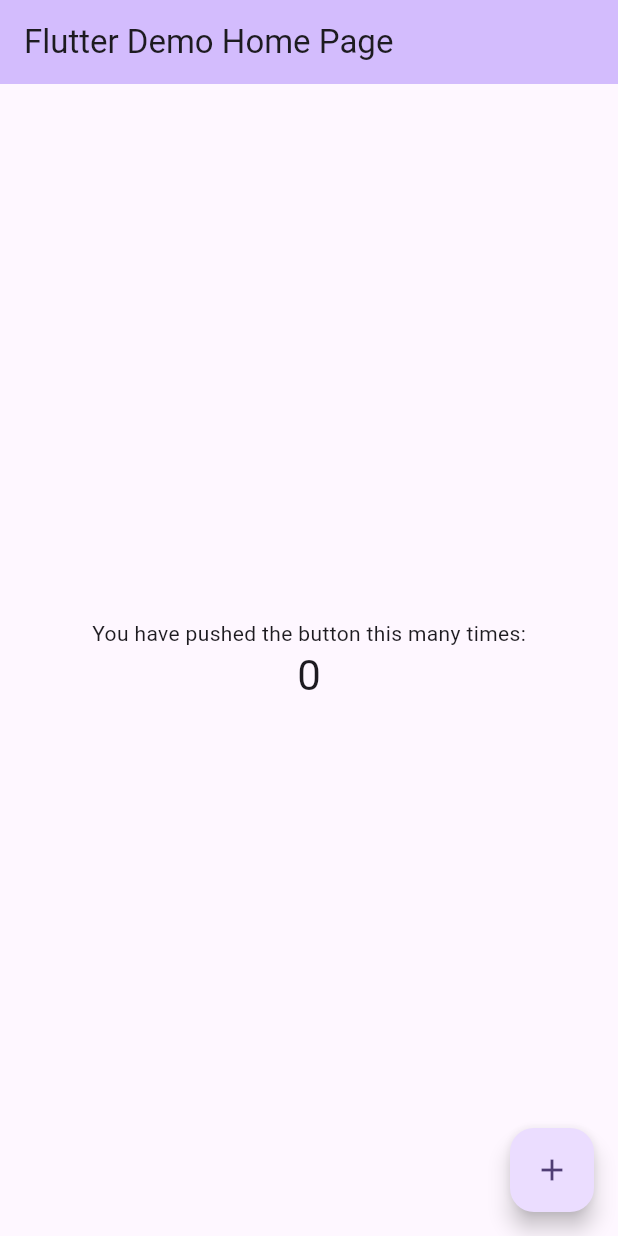
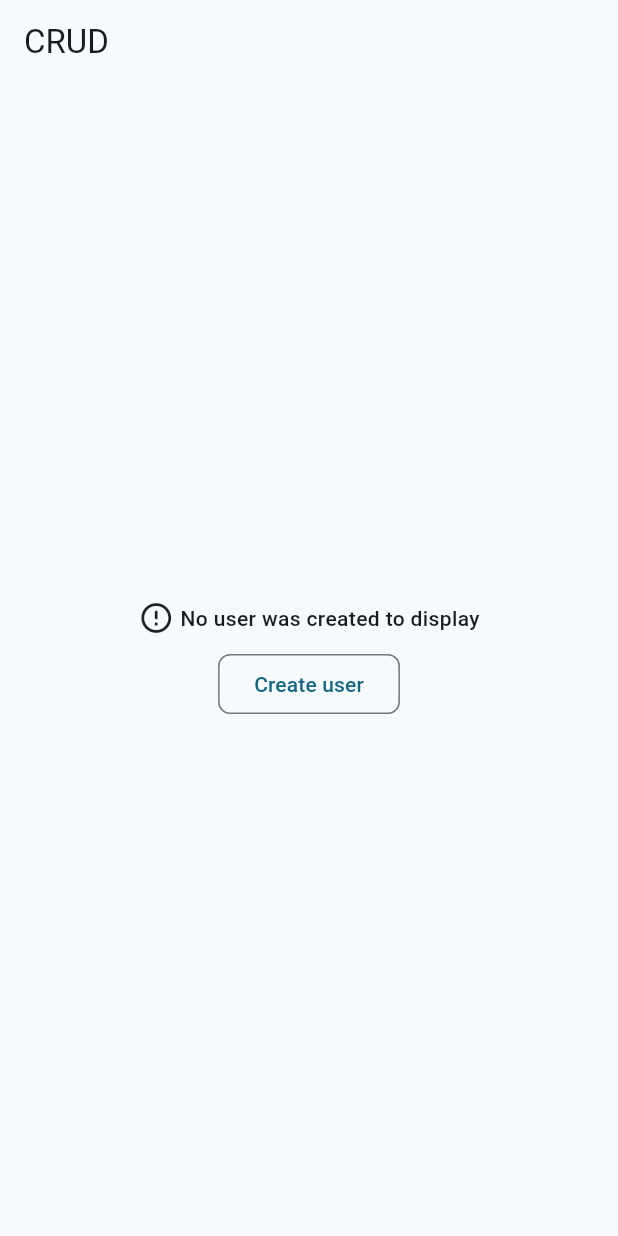
Before and after one commit to 0xAdiyat/TheArchitecture, a Flutter app: the screen it shows after launch, on a phone screen of 412 x 824 dp. Run offline on Flutter 3.47's test engine with Material 3 defaults, Android fonts, the phone set to English and light mode, and no system bars; our stand-ins replace flutter_riverpod.

Commit message:
basic layout created

```diff
--- /dev/null
+++ b/lib/core/presentation/view/user_list_view.dart
@@ -0,0 +1,75 @@
+import 'package:flutter/material.dart';
+import 'package:flutter_riverpod/flutter_riverpod.dart';
+import 'package:the_architecture/core/data/repository/impl/user_repository_Impl.dart';
+import 'package:the_architecture/core/presentation/view/create_user_view.dart';
+import 'package:the_architecture/core/presentation/view/user_details_view.dart';
+
+import '../../data/model/user_model.dart';
+
+final userProvider = Provider<UserModel>((ref) {
+  return UserModel(id: '', username: '', email: '');
+});
+
+class UserListView extends ConsumerWidget {
+  const UserListView({super.key});
+
+  void navigateToCreateUserView(BuildContext context) => Navigator.push(
+      context, MaterialPageRoute(builder: (context) => const CreateUserView()));
+  void navigateToUserDetailsView(BuildContext context) => Navigator.push(
+      context, MaterialPageRoute(builder: (context) => const UserDetailsView()));
+  @override
+  Widget build(BuildContext context, ref) {
+    final users = ref.watch(userRepositoryProvider).getAllUsers();
+    final user = ref.watch(userProvider);
+    return Scaffold(
+      appBar: AppBar(
+        title: const Text("CRUD"),
+      ),
+      body: users.isEmpty
+          ? Center(
+              child: Column(
+                mainAxisAlignment: MainAxisAlignment.center,
+                crossAxisAlignment: CrossAxisAlignment.center,
+                children: [
+                  const Row(
+                    mainAxisAlignment: MainAxisAlignment.center,
+                    children: [
+                      Icon(Icons.error_outline_rounded),
+                      SizedBox(
+                        width: 4,
+                      ),
+                      Text(
+                        "No user was created to display",
+                        style: TextStyle(fontWeight: FontWeight.w500),
+                      ),
+                    ],
+                  ),
+                  const SizedBox(height: 8),
+                  OutlinedButton(
+                    style: OutlinedButton.styleFrom(
+                      shape: RoundedRectangleBorder(
+                        borderRadius: BorderRadius.circular(8),
+                      ),
+                    ),
+                    onPressed: () => navigateToCreateUserView(context),
+                    child: const Text("Create user"),
+                  )
+                ],
+              ),
+            )
+          : ListView.builder(
+              itemCount: users.length,
+              itemBuilder: (context, index) {
+                final user = users[index];
+                return ListTile(
+                  title: Text(user.username),
+                  subtitle: Text(user.email),
+                  onTap: () {
+                    ref.read(userProvider).id = user.id;
+                    navigateToUserDetailsView(context);
+                  },
+                );
+              }),
+    );
+  }
+}
--- a/lib/main.dart
+++ b/lib/main.dart
@@ -1,7 +1,11 @@
 import 'package:flutter/material.dart';
+import 'package:flutter_riverpod/flutter_riverpod.dart';
+import 'package:the_architecture/core/data/repository/impl/user_repository_Impl.dart';
+import 'package:the_architecture/core/presentation/view/user_list_view.dart';
 
 void main() {
-  runApp(const MyApp());
+  runApp(const ProviderScope(child: MyApp()));
+  final userRepository = UserRepositoryImpl();
 }
 
 class MyApp extends StatelessWidget {
@@ -11,115 +15,13 @@
   @override
   Widget build(BuildContext context) {
     return MaterialApp(
+      debugShowCheckedModeBanner: false,
       title: 'Flutter Demo',
       theme: ThemeData(
-        // This is the theme of your application.
-        //
-        // TRY THIS: Try running your application with "flutter run". You'll see
-        // the application has a purple toolbar. Then, without quitting the app,
-        // try changing the seedColor in the colorScheme below to Colors.green
-        // and then invoke "hot reload" (save your changes or press the "hot
-        // reload" button in a Flutter-supported IDE, or press "r" if you used
-        // the command line to start the app).
-        //
-        // Notice that the counter didn't reset back to zero; the application
-        // state is not lost during the reload. To reset the state, use hot
-        // restart instead.
-        //
-        // This works for code too, not just values: Most code changes can be
-        // tested with just a hot reload.
-        colorScheme: ColorScheme.fromSeed(seedColor: Colors.deepPurple),
+        colorScheme: ColorScheme.fromSeed(seedColor: Colors.blueGrey),
         useMaterial3: true,
       ),
-      home: const MyHomePage(title: 'Flutter Demo Home Page'),
+      home: const UserListView(),
     );
   }
 }
-
-class MyHomePage extends StatefulWidget {
-  const MyHomePage({super.key, required this.title});
-
-  // This widget is the home page of your application. It is stateful, meaning
-  // that it has a State object (defined below) that contains fields that affect
-  // how it looks.
-
-  // This class is the configuration for the state. It holds the values (in this
-  // case the title) provided by the parent (in this case the App widget) and
-  // used by the build method of the State. Fields in a Widget subclass are
-  // always marked "final".
-
-  final String title;
-
-  @override
-  State<MyHomePage> createState() => _MyHomePageState();
-}
-
-class _MyHomePageState extends State<MyHomePage> {
-  int _counter = 0;
-
-  void _incrementCounter() {
-    setState(() {
-      // This call to setState tells the Flutter framework that something has
-      // changed in this State, which causes it to rerun the build method below
-      // so that the display can reflect the updated values. If we changed
-      // _counter without calling setState(), then the build method would not be
-      // called again, and so nothing would appear to happen.
-      _counter++;
-    });
-  }
-
-  @override
-  Widget build(BuildContext context) {
-    // This method is rerun every time setState is called, for instance as done
-    // by the _incrementCounter method above.
-    //
-    // The Flutter framework has been optimized to make rerunning build methods
-    // fast, so that you can just rebuild anything that needs updating rather
-    // than having to individually change instances of widgets.
-    return Scaffold(
-      appBar: AppBar(
-        // TRY THIS: Try changing the color here to a specific color (to
-        // Colors.amber, perhaps?) and trigger a hot reload to see the AppBar
-        // change color while the other colors stay the same.
-        backgroundColor: Theme.of(context).colorScheme.inversePrimary,
-        // Here we take the value from the MyHomePage object that was created by
-        // the App.build method, and use it to set our appbar title.
-        title: Text(widget.title),
-      ),
-      body: Center(
-        // Center is a layout widget. It takes a single child and positions it
-        // in the middle of the parent.
-        child: Column(
-          // Column is also a layout widget. It takes a list of children and
-          // arranges them vertically. By default, it sizes itself to fit its
-          // children horizontally, and tries to be as tall as its parent.
-          //
-          // Column has various properties to control how it sizes itself and
-          // how it positions its children. Here we use mainAxisAlignment to
-          // center the children vertically; the main axis here is the vertical
-          // axis because Columns are vertical (the cross axis would be
-          // horizontal).
-          //
-          // TRY THIS: Invoke "debug painting" (choose the "Toggle Debug Paint"
-          // action in the IDE, or press "p" in the console), to see the
-          // wireframe for each widget.
-          mainAxisAlignment: MainAxisAlignment.center,
-          children: <Widget>[
-            const Text(
-              'You have pushed the button this many times:',
-            ),
-            Text(
-              '$_counter',
-              style: Theme.of(context).textTheme.headlineMedium,
-            ),
-          ],
-        ),
-      ),
-      floatingActionButton: FloatingActionButton(
-        onPressed: _incrementCounter,
-        tooltip: 'Increment',
-        child: const Icon(Icons.add),
-      ), // This trailing comma makes auto-formatting nicer for build methods.
-    );
-  }
-}
```
Also changed, not shown: lib/core/data/model/user_model.dart (added, +7 -0 lines), lib/core/data/repository/impl/user_repository_Impl.dart (added, +34 -0 lines), lib/core/data/repository/user_repository.dart (added, +9 -0 lines), lib/core/presentation/view/create_user_view.dart (added, +14 -0 lines), lib/core/presentation/view/user_details_view.dart (added, +48 -0 lines), pubspec.yaml (+8 -0 lines), lib/core/controller/user_controller.dart (added).
